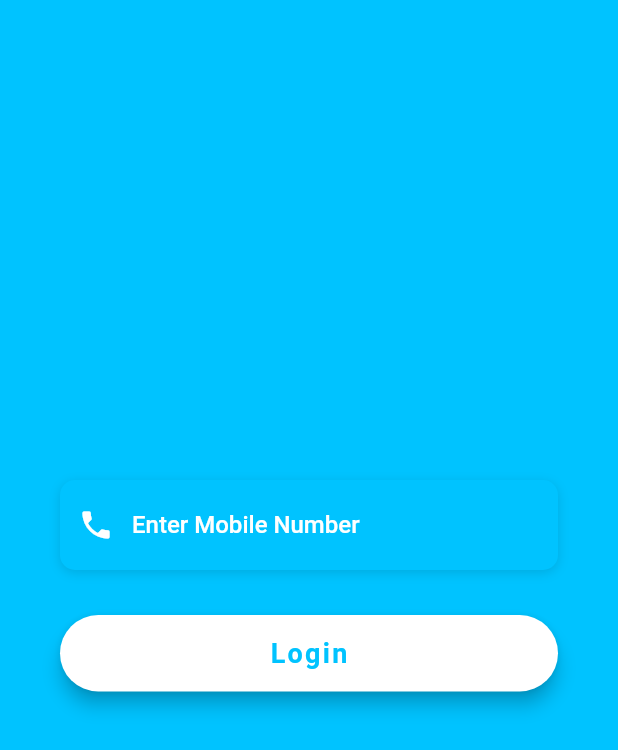
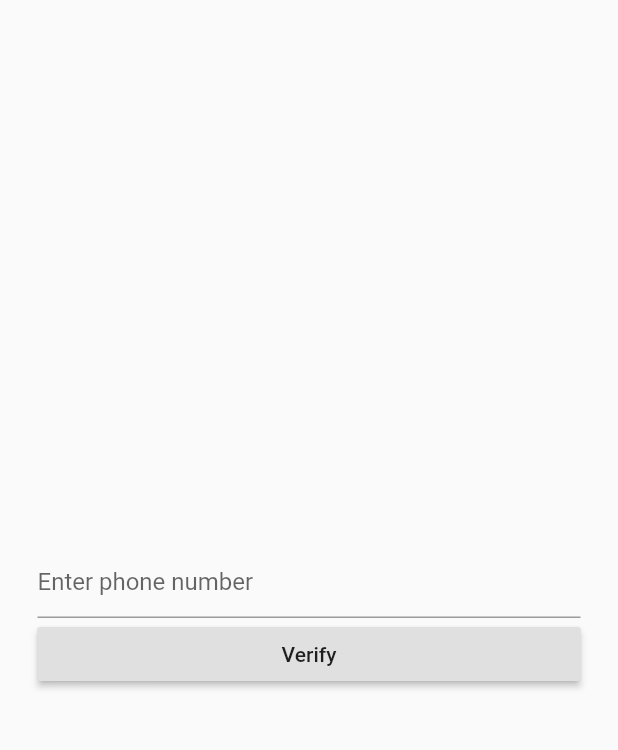
Before and after one commit to madhavanmaddy/Solution-Challenge-2021, a Flutter app: the screen it shows after launch, on a phone screen of 412 x 824 dp. Shown: the top 750 px of the screen. Run offline on Flutter 3.47's test engine with Material 2 defaults, Android fonts, the phone set to English and light mode, and no system bars; our stand-ins replace firebase_auth, firebase_core; accounts and stored records are empty; Roboto replaces fonts that are missing (OpenSans).

Commit message:
Phone Authentication

```diff
--- a/lib/asssets/fonts.dart
+++ /dev/null
@@ -1,25 +0,0 @@
-import 'package:flutter/material.dart';
-
-final kHintTextStyle = TextStyle(
-  color: Colors.white,
-  fontFamily: 'OpenSans',
-  fontWeight: FontWeight.bold,
-);
-/*
-final kLabelStyle = TextStyle(
-  color: Colors.white,
-  fontWeight: FontWeight.bold,
-  fontFamily: 'OpenSans',
-);*/
-
-final kBoxDecorationStyle = BoxDecoration(
-  color: Color(0xff00c3ff),
-  borderRadius: BorderRadius.circular(10.0),
-  boxShadow: [
-    BoxShadow(
-      color: Colors.black12,
-      blurRadius: 6.0,
-      offset: Offset(0, 2),
-    ),
-  ],
-);
--- a/lib/main.dart
+++ b/lib/main.dart
@@ -1,7 +1,5 @@
 import 'package:flutter/material.dart';
-import 'package:flutter/services.dart';
-import 'package:smart_bus/screens/authentication/authenticate.dart';
-import 'package:smart_bus/screens/wrapper.dart';
+import 'package:smart_bus/services/authservice.dart';
 import 'package:firebase_core/firebase_core.dart';
 
 void main() async {
@@ -11,12 +9,12 @@ void main() async {
 }
 
 class MyApp extends StatelessWidget {
+  // This widget is the root of your application.
   @override
   Widget build(BuildContext context) {
-    SystemChrome.setPreferredOrientations([DeviceOrientation.portraitUp]);
     return MaterialApp(
       debugShowCheckedModeBanner: false,
-      home: Authenticate(),
+      home: AuthService().handleAuth(),
     );
   }
 }
--- a/lib/screens/authentication/authenticate.dart
+++ /dev/null
@@ -1,193 +0,0 @@
-import 'package:firebase_auth/firebase_auth.dart';
-import 'package:flutter/material.dart';
-import 'package:smart_bus/asssets/fonts.dart';
-import 'package:smart_bus/screens/home/home.dart';
-
-class Authenticate extends StatefulWidget {
-  @override
-  _AuthenticateState createState() => _AuthenticateState();
-}
-
-class _AuthenticateState extends State<Authenticate> {
-  final _phonecontroller = TextEditingController();
-  final _codecontroller = TextEditingController();
-  Future<bool> login(String phone, BuildContext context) async {
-    FirebaseAuth _auth = FirebaseAuth.instance;
-
-    _auth.verifyPhoneNumber(
-        phoneNumber: phone,
-        timeout: Duration(minutes: 05),
-        verificationCompleted: (AuthCredential credential) async {
-          Navigator.of(context).pop();
-
-          UserCredential result = await _auth.signInWithCredential(credential);
-
-          User user = result.user;
-
-          if (user != null) {
-            Navigator.push(
-              context,
-              MaterialPageRoute(builder: (context) => Home()),
-            );
-          } else {
-            print('Error');
-          }
-        },
-        verificationFailed: (FirebaseAuthException exception) {
-          print(exception);
-        },
-        codeSent: (String verficationId, [int forceResendingToken]) {
-          showDialog(
-              context: context,
-              barrierDismissible: false,
-              builder: (context) {
-                return AlertDialog(
-                  title: Text('Enter the Code'),
-                  content: Column(
-                    mainAxisSize: MainAxisSize.min,
-                    children: <Widget>[
-                      TextField(
-                        controller: _codecontroller,
-                      ),
-                    ],
-                  ),
-                  actions: <Widget>[
-                    RaisedButton(
-                        elevation: 5.0,
-                        padding: EdgeInsets.all(15.0),
-                        shape: RoundedRectangleBorder(
-                          borderRadius: BorderRadius.circular(30.0),
-                        ),
-                        color: Colors.white,
-                        child: Text(
-                          'Verify',
-                          style: TextStyle(
-                            color: Color(0xff00c3ff),
-                            letterSpacing: 1.5,
-                            fontSize: 18.0,
-                            fontWeight: FontWeight.bold,
-                            fontFamily: 'OpenSans',
-                          ),
-                        ),
-                        onPressed: () async {
-                          final code = _codecontroller.text.trim();
-                          AuthCredential credential =
-                              PhoneAuthProvider.credential(
-                                  verificationId: verficationId, smsCode: code);
-                          UserCredential result =
-                              await _auth.signInWithCredential(credential);
-                          User user = result.user;
-                          if (user != null) {
-                            Navigator.push(
-                                context,
-                                MaterialPageRoute(
-                                    builder: (context) => Home()));
-                          } else {
-                            print('Error');
-                          }
-                        }),
-                  ],
-                );
-              });
-        },
-        codeAutoRetrievalTimeout: (String a) {});
-  }
-
-  Widget _buildphonetf() {
-    return Column(
-      crossAxisAlignment: CrossAxisAlignment.start,
-      children: <Widget>[
-        Container(
-          alignment: Alignment.centerLeft,
-          decoration: kBoxDecorationStyle,
-          height: 60.0,
-          child: TextField(
-            keyboardType: TextInputType.phone,
-            style: TextStyle(color: Colors.white),
-            controller: _phonecontroller,
-            decoration: const InputDecoration(
-              border: InputBorder.none,
-              contentPadding: EdgeInsets.only(top: 14.0),
-              prefixIcon: Icon(
-                Icons.phone,
-                color: Colors.white,
-              ),
-              hintText: 'Enter Mobile Number',
-              hintStyle: TextStyle(
-                color: Colors.white,
-                fontWeight: FontWeight.w500,
-                fontFamily: 'OpenSans',
-              ),
-            ),
-          ),
-        ),
-      ],
-    );
-  }
-
-  Widget _buildlogin() {
-    return Container(
-      padding: EdgeInsets.symmetric(vertical: 25.0),
-      width: double.infinity,
-      child: RaisedButton(
-        elevation: 5.0,
-        onPressed: () {
-          String phone = _phonecontroller.text.trim();
-
-          login(phone, context);
-        },
-        padding: EdgeInsets.all(15.0),
-        shape: RoundedRectangleBorder(
-          borderRadius: BorderRadius.circular(30.0),
-        ),
-        color: Colors.white,
-        child: Text(
-          'Login',
-          style: TextStyle(
-            color: Color(0xff00c3ff),
-            letterSpacing: 1.5,
-            fontSize: 18.0,
-            fontWeight: FontWeight.bold,
-            fontFamily: 'OpenSans',
-          ),
-        ),
-      ),
-    );
-  }
-
-  @override
-  Widget build(BuildContext context) {
-    return Scaffold(
-        body: Stack(
-      children: <Widget>[
-        Container(
-          height: double.infinity,
-          width: double.infinity,
-          decoration: BoxDecoration(
-            color: Color(0xff00c3ff),
-          ),
-        ),
-        Container(
-          height: double.infinity,
-          child: SingleChildScrollView(
-            physics: AlwaysScrollableScrollPhysics(),
-            padding: EdgeInsets.symmetric(horizontal: 40.0, vertical: 120.0),
-            child: Column(
-              mainAxisAlignment: MainAxisAlignment.center,
-              children: <Widget>[
-                SizedBox(
-                  height: 200.0,
-                ),
-                _buildphonetf(),
-                SizedBox(
-                  height: 5.0,
-                ),
-                _buildlogin(),
-              ],
-            ),
-          ),
-        ),
-      ],
-    ));
-  }
-}
--- /dev/null
+++ b/lib/screens/loginpage.dart
@@ -0,0 +1,94 @@
+import 'package:firebase_auth/firebase_auth.dart';
+import 'package:flutter/material.dart';
+import 'package:smart_bus/services/authservice.dart';
+
+class LoginPage extends StatefulWidget {
+  @override
+  _LoginPageState createState() => _LoginPageState();
+}
+
+class _LoginPageState extends State<LoginPage> {
+  final formKey = new GlobalKey<FormState>();
+
+  String phoneNo, verificationId, smsCode;
+
+  bool codeSent = false;
+
+  @override
+  Widget build(BuildContext context) {
+    return Scaffold(
+      body: Form(
+          key: formKey,
+          child: Column(
+            mainAxisAlignment: MainAxisAlignment.center,
+            children: <Widget>[
+              Padding(
+                  padding: EdgeInsets.only(left: 25.0, right: 25.0),
+                  child: TextFormField(
+                    keyboardType: TextInputType.phone,
+                    decoration: InputDecoration(hintText: 'Enter phone number'),
+                    onChanged: (val) {
+                      setState(() {
+                        this.phoneNo = val;
+                      });
+                    },
+                  )),
+              codeSent
+                  ? Padding(
+                      padding: EdgeInsets.only(left: 25.0, right: 25.0),
+                      child: TextFormField(
+                        keyboardType: TextInputType.phone,
+                        decoration: InputDecoration(hintText: 'Enter OTP'),
+                        onChanged: (val) {
+                          setState(() {
+                            this.smsCode = val;
+                          });
+                        },
+                      ))
+                  : Container(),
+              Padding(
+                  padding: EdgeInsets.only(left: 25.0, right: 25.0),
+                  child: RaisedButton(
+                      child: Center(
+                          child: codeSent ? Text('Login') : Text('Verify')),
+                      onPressed: () {
+                        codeSent
+                            ? AuthService()
+                                .signInWithOTP(smsCode, verificationId)
+                            : verifyPhone(phoneNo);
+                      }))
+            ],
+          )),
+    );
+  }
+
+  Future<void> verifyPhone(phoneNo) async {
+    final PhoneVerificationCompleted verified = (AuthCredential authResult) {
+      AuthService().signIn(authResult);
+    };
+
+    final PhoneVerificationFailed verificationfailed =
+        (FirebaseAuthException authException) {
+      print('${authException.message}');
+    };
+
+    final PhoneCodeSent smsSent = (String verId, [int forceResend]) {
+      this.verificationId = verId;
+      setState(() {
+        this.codeSent = true;
+      });
+    };
+
+    final PhoneCodeAutoRetrievalTimeout autoTimeout = (String verId) {
+      this.verificationId = verId;
+    };
+
+    await FirebaseAuth.instance.verifyPhoneNumber(
+        phoneNumber: phoneNo,
+        timeout: const Duration(seconds: 5),
+        verificationCompleted: verified,
+        verificationFailed: verificationfailed,
+        codeSent: smsSent,
+        codeAutoRetrievalTimeout: autoTimeout);
+  }
+}
--- /dev/null
+++ b/lib/services/authservice.dart
@@ -0,0 +1,35 @@
+import 'package:firebase_auth/firebase_auth.dart';
+import 'package:flutter/material.dart';
+import 'package:smart_bus/screens/dashboard.dart';
+import 'package:smart_bus/screens/loginpage.dart';
+
+class AuthService {
+  //Handles Auth
+  handleAuth() {
+    return StreamBuilder(
+        stream: FirebaseAuth.instance.authStateChanges(),
+        builder: (BuildContext context, snapshot) {
+          if (snapshot.hasData) {
+            return DashboardPage();
+          } else {
+            return LoginPage();
+          }
+        });
+  }
+
+  //Sign out
+  signOut() {
+    FirebaseAuth.instance.signOut();
+  }
+
+  //SignIn
+  signIn(AuthCredential authCreds) {
+    FirebaseAuth.instance.signInWithCredential(authCreds);
+  }
+
+  signInWithOTP(smsCode, verId) {
+    AuthCredential authCreds =
+        PhoneAuthProvider.credential(verificationId: verId, smsCode: smsCode);
+    signIn(authCreds);
+  }
+}
```
Also changed, not shown: lib/screens/dashboard.dart (added, +21 -0 lines), lib/screens/home/home.dart (deleted, +0 -10 lines), lib/screens/services/auth.dart (deleted, +0 -21 lines), lib/screens/wrapper.dart (deleted, +0 -11 lines), 1 other file.
